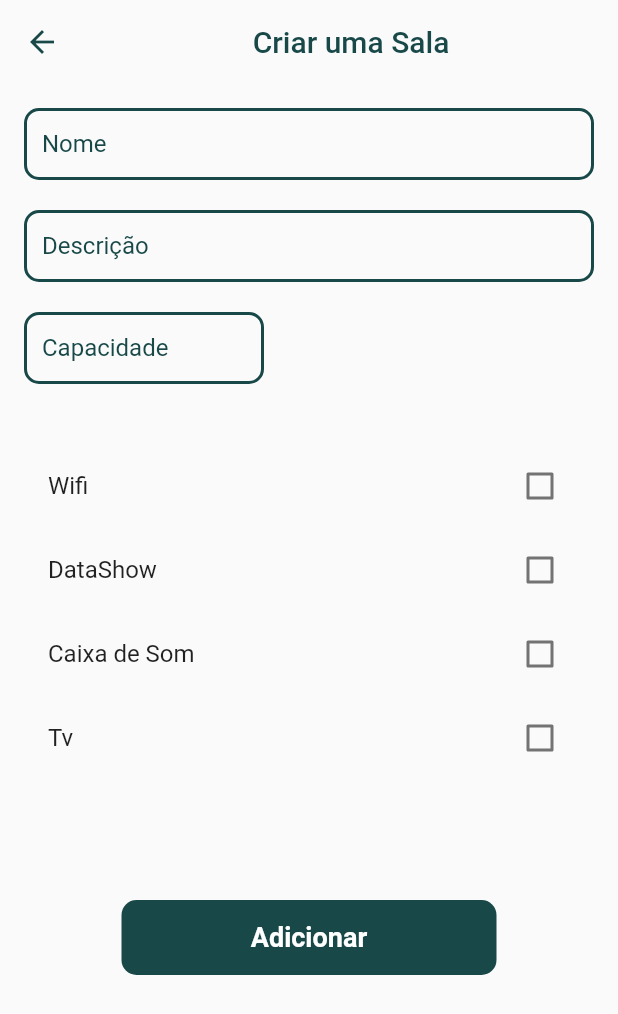
After one commit to projetos-ifro/reserva_pra_mim, a Flutter app: the HomeScreen screen opened by its route, after a tap on "Teste", on a phone screen of 412 x 824 dp. The commit adds this screen. Shown: the top 1014 px of the screen. Run offline on Flutter 3.47's test engine with Material 2 defaults, Android fonts, the phone set to English and light mode, and no system bars; our stand-ins replace firebase_auth, firebase_core, font_awesome_flutter, get, google_nav_bar; accounts and stored records are empty.

Commit message:
Tela Criar Sala

```diff
--- a/lib/models/room.dart
+++ b/lib/models/room.dart
@@ -3,6 +3,7 @@ class Room {
   bool isAvailable;
   String name;
   String description;
+  bool withWifi;
   bool withDatashow;
   bool withTv;
   bool withSoundBox;
@@ -16,6 +17,7 @@ class Room {
     required this.name,
     required this.description,
     required this.withDatashow,
+    required this.withWifi,
     required this.withTv,
     required this.withSoundBox,
     required this.roomImage,
--- /dev/null
+++ b/lib/views/pages/salas/create_room.dart
@@ -0,0 +1,199 @@
+import 'package:flutter/material.dart';
+import 'package:reserva_pra_mim/modelviews/constants.dart';
+
+class Create_room extends StatefulWidget {
+  const Create_room({super.key});
+
+  @override
+  State<Create_room> createState() => _Create_roomState();
+}
+
+class _Create_roomState extends State<Create_room> {
+  TextEditingController _textHomeSearch = TextEditingController();
+  final _formKey = GlobalKey<FormState>();
+  final TextEditingController _nomeSalaController = TextEditingController();
+  final TextEditingController _descricaoController = TextEditingController();
+  final TextEditingController _capacidadeController = TextEditingController();
+  bool _wifi = false;
+  bool _DataShow = false;
+  bool _SoundBox = false;
+  bool _Tv = false;
+
+  @override
+  void dispose() {
+    _nomeSalaController.dispose();
+    _descricaoController.dispose();
+    _capacidadeController.dispose();
+    super.dispose();
+  }
+
+  @override
+  Widget build(BuildContext context) {
+    return Scaffold(
+      appBar: AppBar(
+        iconTheme: const IconThemeData(color: bgColor),
+        elevation: 0,
+        backgroundColor: Colors.transparent,
+        title: const Center(
+          child: Text(
+            'Criar uma Sala',
+            textAlign: TextAlign.center,
+            style: TextStyle(color: bgColor),
+          ),
+        ),
+      ),
+      body: SingleChildScrollView(
+        child: Padding(
+          padding: EdgeInsets.all(defaultpd),
+          child: Form(
+            key: _formKey,
+            child: Column(
+              crossAxisAlignment: CrossAxisAlignment.start,
+              children: <Widget>[
+                TextFormField(
+                  controller: _nomeSalaController,
+                  decoration: InputDecoration(
+                    contentPadding: EdgeInsets.all(12.0),
+                    labelText: 'Nome',
+                    labelStyle: TextStyle(color: bgColor),
+                    enabledBorder: OutlineInputBorder(
+                      borderSide: BorderSide(width: 2, color: bgColor),
+                      borderRadius: BorderRadius.circular(10.0),
+                    ),
+                    border: OutlineInputBorder(
+                      borderSide: BorderSide(width: 2, color: bgColor),
+                      borderRadius: BorderRadius.circular(10.0),
+                    ),
+                    focusedBorder: OutlineInputBorder(
+                      borderSide: BorderSide(width: 2, color: bgColor),
+                      borderRadius: BorderRadius.circular(10.0),
+                    ),
+                  ),
+                ),
+                const SizedBox(
+                  height: 20,
+                ),
+                TextFormField(
+                  controller: _descricaoController,
+                  decoration: InputDecoration(
+                    contentPadding: EdgeInsets.all(12.0),
+                    labelText: 'Descrição',
+                    labelStyle: TextStyle(color: bgColor),
+                    enabledBorder: OutlineInputBorder(
+                      borderSide: BorderSide(width: 2, color: bgColor),
+                      borderRadius: BorderRadius.circular(10.0),
+                    ),
+                    border: OutlineInputBorder(
+                      borderSide: BorderSide(width: 2, color: bgColor),
+                      borderRadius: BorderRadius.circular(10.0),
+                    ),
+                    focusedBorder: OutlineInputBorder(
+                      borderSide: BorderSide(width: 2, color: bgColor),
+                      borderRadius: BorderRadius.circular(10.0),
+                    ),
+                  ),
+                ),
+                const SizedBox(
+                  height: 20,
+                ),
+                Container(
+                  alignment: Alignment.centerLeft,
+                  width: 160,
+                  child: TextFormField(
+                    controller: _capacidadeController,
+                    decoration: InputDecoration(
+                      contentPadding: EdgeInsets.all(12.0),
+                      labelText: 'Capacidade',
+                      labelStyle: TextStyle(color: bgColor),
+                      enabledBorder: OutlineInputBorder(
+                        borderSide: BorderSide(width: 2, color: bgColor),
+                        borderRadius: BorderRadius.circular(10.0),
+                      ),
+                      border: OutlineInputBorder(
+                        borderSide: BorderSide(width: 2, color: bgColor),
+                        borderRadius: BorderRadius.circular(10.0),
+                      ),
+                      focusedBorder: OutlineInputBorder(
+                        borderSide: BorderSide(width: 2, color: bgColor),
+                        borderRadius: BorderRadius.circular(10.0),
+                      ),
+                    ),
+                    keyboardType: TextInputType.number,
+                  ),
+                ),
+                const SizedBox(
+                  height: 40,
+                ),
+                CheckboxListTile(
+                  title: const Text('Wifi'),
+                  value: _wifi,
+                  onChanged: (bool? value) {
+                    setState(() {
+                      _wifi = value ?? false;
+                    });
+                  },
+                ),
+                CheckboxListTile(
+                  title: const Text('DataShow'),
+                  value: _DataShow,
+                  onChanged: (bool? value) {
+                    setState(() {
+                      _DataShow = value ?? false;
+                    });
+                  },
+                ),
+                CheckboxListTile(
+                  title: const Text('Caixa de Som'),
+                  value: _SoundBox,
+                  onChanged: (bool? value) {
+                    setState(() {
+                      _SoundBox = value ?? false;
+                    });
+                  },
+                ),
+                CheckboxListTile(
+                  title: const Text('Tv'),
+                  value: _Tv,
+                  onChanged: (bool? value) {
+                    setState(() {
+                      _Tv = value ?? false;
+                    });
+                  },
+                ),
+                const SizedBox(
+                  height: 80,
+                ),
+                Align(
+                  alignment: Alignment.center,
+                  child: GestureDetector(
+                    onTap: () {
+                      if (_formKey.currentState!.validate()) {}
+                    },
+                    child: Container(
+                      height: 50,
+                      width: 250,
+                      decoration: BoxDecoration(
+                        borderRadius: BorderRadius.circular(10.0),
+                        color: bgColor,
+                      ),
+                      child: const Center(
+                        child: Text(
+                          'Adicionar',
+                          style: TextStyle(
+                            color: Colors.white,
+                            fontSize: 18.0,
+                            fontWeight: FontWeight.bold,
+                          ),
+                        ),
+                      ),
+                    ),
+                  ),
+                ),
+              ],
+            ),
+          ),
+        ),
+      ),
+    );
+  }
+}
--- a/lib/views/pages/start/home_page.dart
+++ b/lib/views/pages/start/home_page.dart
@@ -1,5 +1,6 @@
 import 'package:flutter/material.dart';
 import 'package:reserva_pra_mim/modelviews/constants.dart';
+import 'package:reserva_pra_mim/views/pages/salas/create_room.dart';
 import 'package:reserva_pra_mim/views/widgets/card_home_search.dart';
 import 'package:reserva_pra_mim/views/widgets/card_popular_room.dart';
 import 'package:reserva_pra_mim/views/widgets/nav_bar.dart';
@@ -31,6 +32,12 @@ class _HomeScreenState extends State<HomeScreen> {
             child: Column(
               crossAxisAlignment: CrossAxisAlignment.start,
               children: [
+                TextButton(
+                    onPressed: () {
+                      Navigator.of(context).push(MaterialPageRoute(
+                          builder: (context) => Create_room()));
+                    },
+                    child: const Text('Teste')),
                 Card_home_search(
                   size: size,
                 ),
@@ -43,7 +50,7 @@ class _HomeScreenState extends State<HomeScreen> {
                   ),
                 ),
                 SizedBox(height: defaultpd / 2),
-                Container(
+                SizedBox(
                   height:
                       size.height * 0.3, // Defina uma altura inicial desejada
                   child: ListView.builder(
--- a/lib/views/widgets/card_home_search.dart
+++ b/lib/views/widgets/card_home_search.dart
@@ -39,6 +39,7 @@ class _Card_home_searchState extends State<Card_home_search> {
         ),
         TextFormField(
           decoration: InputDecoration(
+              contentPadding: EdgeInsets.all(defaultpd),
               prefixIcon: const Icon(
                 Icons.search,
                 color: bgColor,
```
